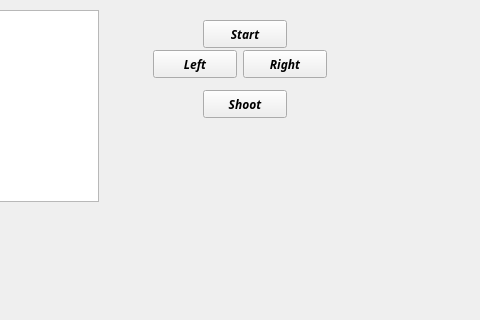
Before: the Qt Designer form Game/mainwindow.ui in ctrl-elri/nyssemeni, drawn with Qt 5; both pictures show x 177 to 657 and y 0 to 320 of the 800 by 600 pixel window.
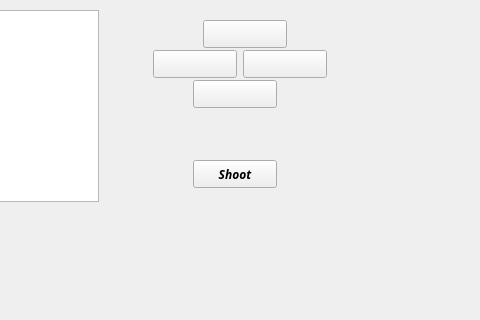
After: the same form once the commit is applied.

Diff of the .ui file:
```diff
--- a/Game/mainwindow.ui
+++ b/Game/mainwindow.ui
@@ -38,19 +38,6 @@
      </rect>
     </property>
    </widget>
-   <widget class="QPushButton" name="startButton">
-    <property name="geometry">
-     <rect>
-      <x>380</x>
-      <y>20</y>
-      <width>84</width>
-      <height>28</height>
-     </rect>
-    </property>
-    <property name="text">
-     <string>Start</string>
-    </property>
-   </widget>
    <widget class="QPushButton" name="moveRightBtn">
     <property name="geometry">
      <rect>
@@ -61,7 +48,7 @@
      </rect>
     </property>
     <property name="text">
-     <string>Right</string>
+     <string/>
     </property>
    </widget>
    <widget class="QPushButton" name="moveLeftBtn">
@@ -74,14 +61,14 @@
      </rect>
     </property>
     <property name="text">
-     <string>Left</string>
+     <string/>
     </property>
    </widget>
    <widget class="QPushButton" name="shootButton">
     <property name="geometry">
      <rect>
-      <x>380</x>
-      <y>90</y>
+      <x>370</x>
+      <y>160</y>
       <width>84</width>
       <height>28</height>
      </rect>
@@ -90,6 +77,32 @@
      <string>Shoot</string>
     </property>
    </widget>
+   <widget class="QPushButton" name="moveUpBtn">
+    <property name="geometry">
+     <rect>
+      <x>380</x>
+      <y>20</y>
+      <width>84</width>
+      <height>28</height>
+     </rect>
+    </property>
+    <property name="text">
+     <string/>
+    </property>
+   </widget>
+   <widget class="QPushButton" name="moveDownBtn">
+    <property name="geometry">
+     <rect>
+      <x>370</x>
+      <y>80</y>
+      <width>84</width>
+      <height>28</height>
+     </rect>
+    </property>
+    <property name="text">
+     <string/>
+    </property>
+   </widget>
   </widget>
   <widget class="QMenuBar" name="menubar">
    <property name="geometry">
```
